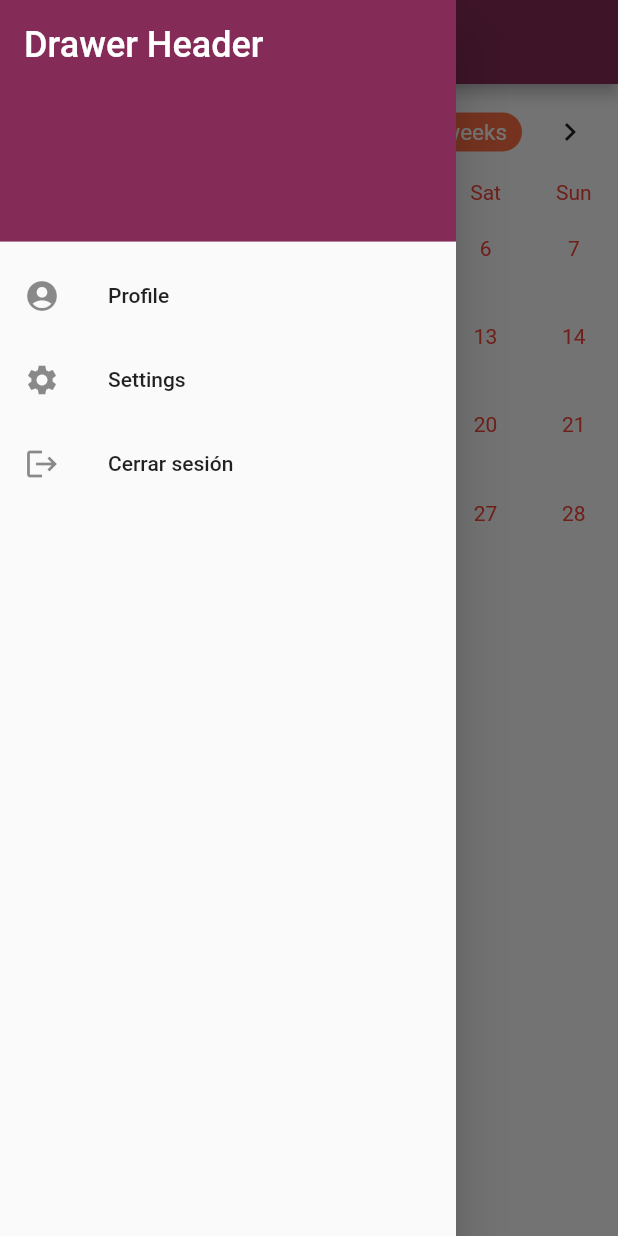
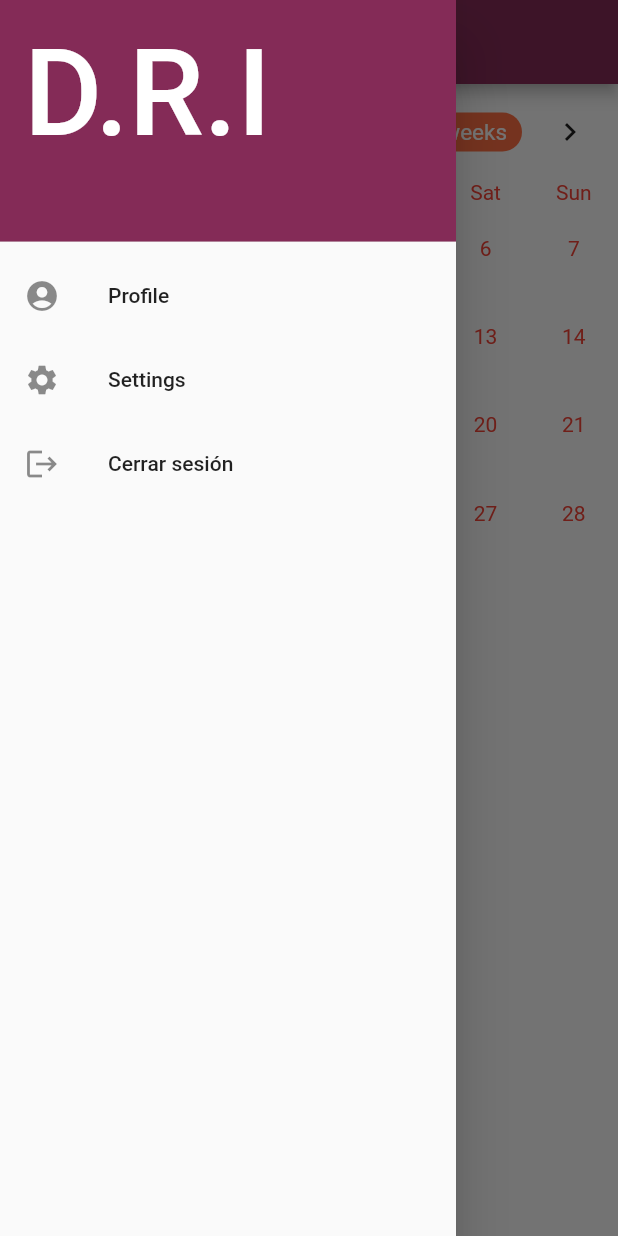
Before and after one commit to DavidEstrada99/appdri, a Flutter app: the StudentHome screen opened by its route, with the side drawer open, on a phone screen of 412 x 824 dp. Run offline on Flutter 3.47's test engine with Material 2 defaults, Android fonts, the phone set to English and light mode, and no system bars; drawn by our look-alikes of table_calendar; our stand-ins replace cloud_firestore, firebase_auth, firebase_core, firebase_messaging, flutter_conditional_rendering, flutter_local_notifications; accounts and stored records are empty.

Commit message:
Cambio al titulo en drawer header

```diff
--- a/ss_dri/lib/Student.dart
+++ b/ss_dri/lib/Student.dart
@@ -267,10 +267,10 @@ class _StudentState extends State<StudentHome> with TickerProviderStateMixin {
                   color: Color.fromARGB(255, 132, 43, 87),
                 ),
                 child: Text(
-                  'Drawer Header',
+                  'D.R.I',
                   style: TextStyle(
                     color: Colors.white,
-                    fontSize: 24,
+                    fontSize: 80,
                   ),
                 ),
               ),
```
